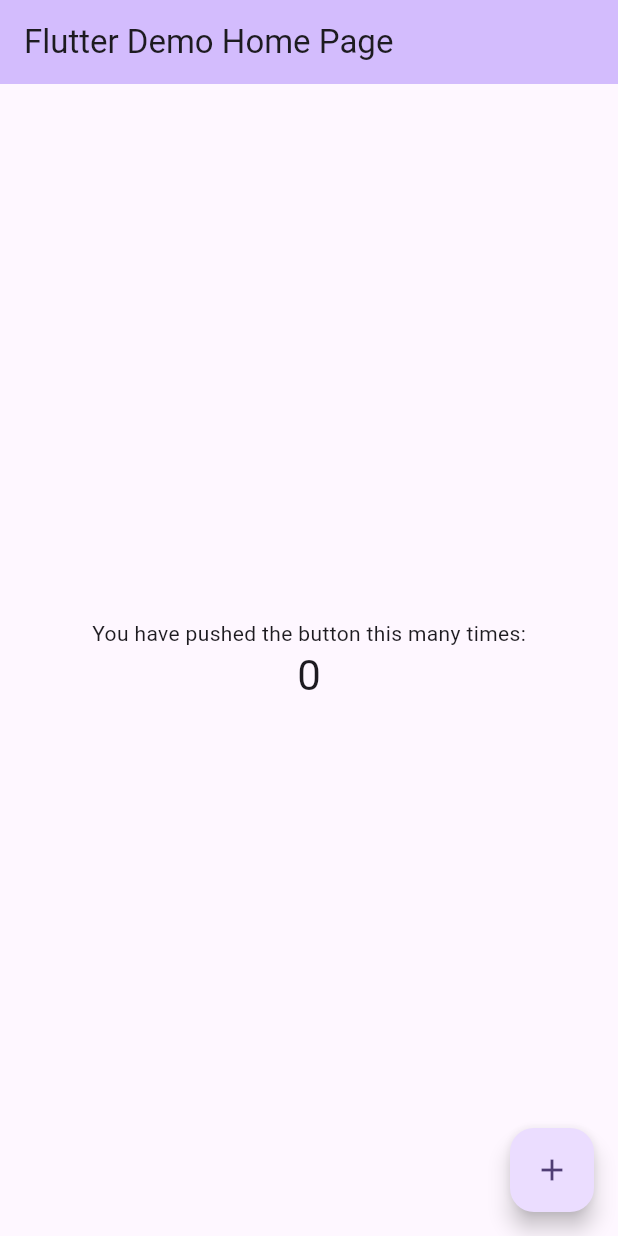
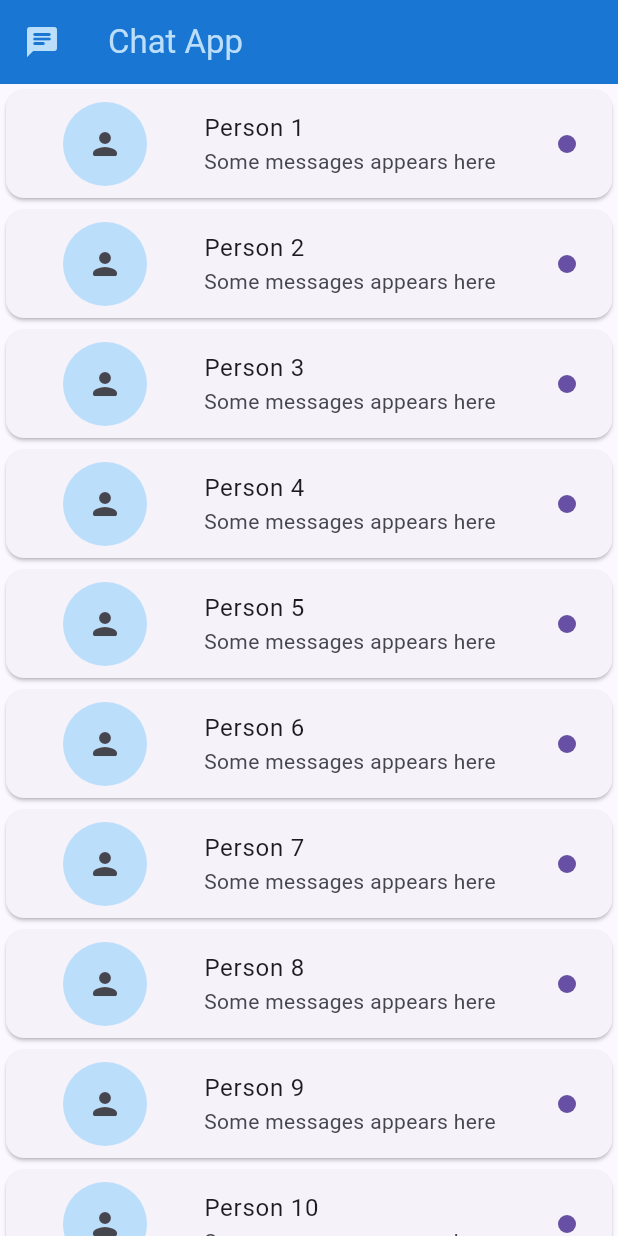
Before and after one commit to MosaAmran11/Chat_App, a Flutter app: the screen it shows after launch, on a phone screen of 412 x 824 dp. Run offline on Flutter 3.47's test engine with Material 3 defaults, Android fonts, the light colour scheme and no system bars.

Commit message:
First UI

```diff
--- a/lib/main.dart
+++ b/lib/main.dart
@@ -1,7 +1,8 @@
+import 'package:chat_app/screens/main_screen.dart';
 import 'package:flutter/material.dart';
 
 void main() {
-  runApp(const MyApp());
+  runApp(const MainScreen());
 }
 
 class MyApp extends StatelessWidget {
--- /dev/null
+++ b/lib/screens/main_screen.dart
@@ -0,0 +1,44 @@
+import 'package:flutter/material.dart';
+
+class MainScreen extends StatefulWidget {
+  const MainScreen({super.key});
+
+  @override
+  State<MainScreen> createState() => _MainScreenState();
+}
+
+class _MainScreenState extends State<MainScreen> {
+  @override
+  Widget build(BuildContext context) {
+    return MaterialApp(
+      theme: ThemeData(colorSchemeSeed: Colors.indigo, useMaterial3: true),
+      home: Scaffold(
+        appBar: AppBar(
+          title: Text('Chat App', style: TextStyle(color: Theme.of(context).primaryColorLight),),
+          leading: Icon(Icons.chat_rounded, color: Theme.of(context).primaryColorLight,),
+          backgroundColor: Theme.of(context).primaryColorDark,
+        ),
+        body: ListView(
+          children: List.generate(20, (index){
+            return Card(
+              child: ListTile(
+                leading: Container(
+                  width: 100,
+                  height: 100,
+                    decoration: BoxDecoration(shape: BoxShape.circle, color: Theme.of(context).primaryColorLight),
+                    child: const Icon(Icons.person_rounded)),
+                title: Text("Person ${index + 1}"),
+                subtitle: const Text("Some messages appears here"),
+                trailing: Container(
+                  width: 12,
+                  height: 12,
+                  decoration: BoxDecoration(shape: BoxShape.circle, color: Theme.of(context).primaryColor,),
+                  ),
+              ),
+            );
+          }),
+        ),
+      ),
+    );
+  }
+}
```
